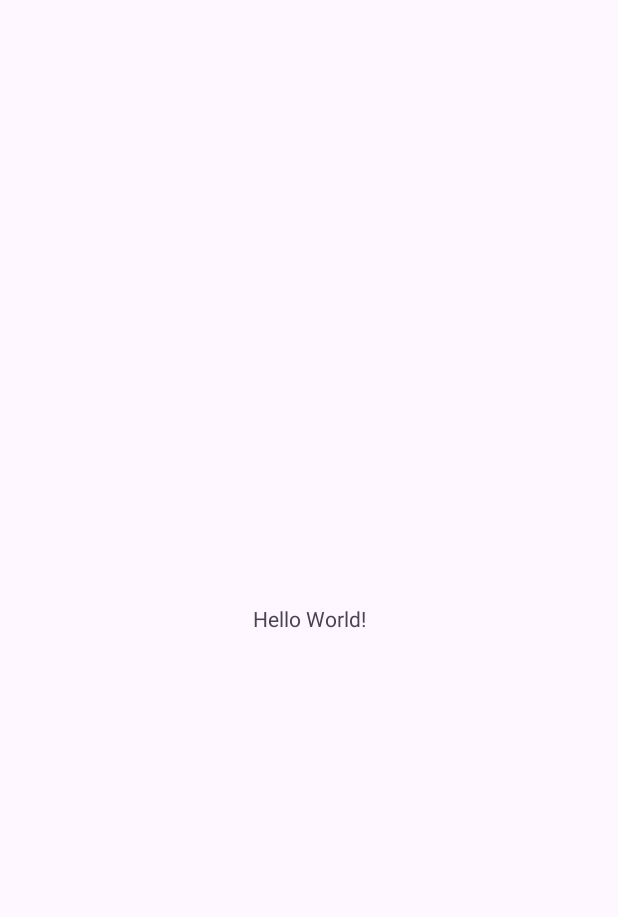
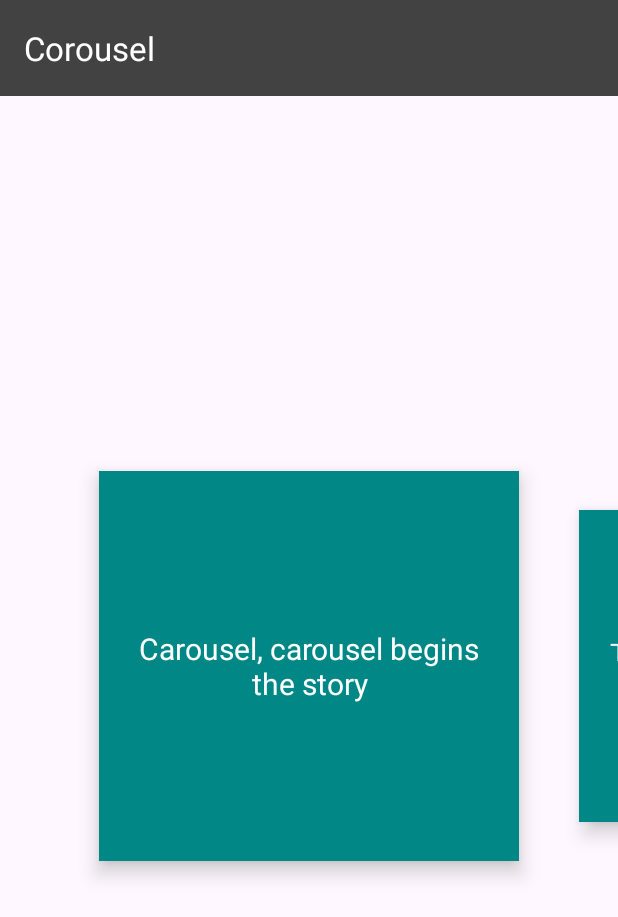
Before and after one commit to Stavici/Android-Software-Modules, an Android app: the screen it shows after launch (MainActivity), on a phone screen of 412 x 824 dp. Before the commit the part shown is almost empty. Shown: the top 917 px of the screen. Run offline under Robolectric (Android 15) with nearby library versions, the phone set to English and light mode, and no system bars.

Commit message:
feat carousel example code

```diff
--- a/app/build.gradle.kts
+++ b/app/build.gradle.kts
@@ -37,6 +37,8 @@ android {
 
 dependencies {
 
+    implementation ("androidx.viewpager2:viewpager2:1.0.0")
+
     implementation("androidx.core:core-ktx:1.9.0")
     implementation("androidx.appcompat:appcompat:1.6.1")
     implementation("com.google.android.material:material:1.10.0")
--- /dev/null
+++ b/app/src/main/java/com/example/androidsoftwaremodules/CarouselRVAdapter.kt
@@ -0,0 +1,28 @@
+package com.example.androidsoftwaremodules
+
+import android.view.LayoutInflater
+import android.view.View
+import android.view.ViewGroup
+import android.widget.TextView
+import androidx.recyclerview.widget.RecyclerView
+
+class CarouselRVAdapter(private val carouselDataList: ArrayList<String>) :
+    RecyclerView.Adapter<CarouselRVAdapter.CarouselItemViewHolder>() {
+
+    class CarouselItemViewHolder(view: View) : RecyclerView.ViewHolder(view)
+
+    override fun onCreateViewHolder(parent: ViewGroup, viewType: Int): CarouselItemViewHolder {
+        val viewHolder = LayoutInflater.from(parent.context).inflate(R.layout.item_carousel, parent, false)
+        return CarouselItemViewHolder(viewHolder)
+    }
+
+    override fun onBindViewHolder(holder: CarouselItemViewHolder, position: Int) {
+        val textView = holder.itemView.findViewById<TextView>(R.id.textView)
+        textView.text = carouselDataList[position]
+    }
+
+    override fun getItemCount(): Int {
+        return carouselDataList.size
+    }
+
+}
--- a/app/src/main/java/com/example/androidsoftwaremodules/MainActivity.kt
+++ b/app/src/main/java/com/example/androidsoftwaremodules/MainActivity.kt
@@ -1,11 +1,46 @@
 package com.example.androidsoftwaremodules
 
+import android.content.res.Resources
 import androidx.appcompat.app.AppCompatActivity
 import android.os.Bundle
+import androidx.recyclerview.widget.RecyclerView
+import androidx.viewpager2.widget.CompositePageTransformer
+import androidx.viewpager2.widget.MarginPageTransformer
+import androidx.viewpager2.widget.ViewPager2
+import java.lang.Math.abs
 
 class MainActivity : AppCompatActivity() {
     override fun onCreate(savedInstanceState: Bundle?) {
         super.onCreate(savedInstanceState)
         setContentView(R.layout.activity_main)
+
+
+        // Carousel Example
+        val viewPager = findViewById<ViewPager2>(R.id.view_pager)
+
+        viewPager.apply {
+            clipChildren = false  // No clipping the left and right items
+            clipToPadding = false  // Show the viewpager in full width without clipping the padding
+            offscreenPageLimit = 3  // Render the left and right items
+            (getChildAt(0) as RecyclerView).overScrollMode =
+                RecyclerView.OVER_SCROLL_NEVER // Remove the scroll effect
+        }
+
+        val demoData = arrayListOf(
+            "Carousel, carousel begins the story",
+            "These are fairy tales, songs and fun!",
+            "Carousel, carousel is a joy for us",
+            "Take a ride on our carousel!."
+        )
+
+        viewPager.adapter = CarouselRVAdapter(demoData)
+
+        val compositePageTransformer = CompositePageTransformer()
+        compositePageTransformer.addTransformer(MarginPageTransformer((40 * Resources.getSystem().displayMetrics.density).toInt()))
+        compositePageTransformer.addTransformer { page, position ->
+            val r = 1 - abs(position)
+            page.scaleY = (0.80f + r * 0.20f)
+        }
+        viewPager.setPageTransformer(compositePageTransformer)
     }
 }
--- a/app/src/main/res/layout/activity_main.xml
+++ b/app/src/main/res/layout/activity_main.xml
@@ -4,15 +4,30 @@
     xmlns:tools="http://schemas.android.com/tools"
     android:layout_width="match_parent"
     android:layout_height="match_parent"
+    android:clipChildren="false"
+    android:clipToPadding="false"
     tools:context=".MainActivity">
 
-    <TextView
-        android:layout_width="wrap_content"
+    <androidx.appcompat.widget.Toolbar
+        android:id="@+id/toolbar"
+        android:layout_width="match_parent"
         android:layout_height="wrap_content"
-        android:text="Hello World!"
-        app:layout_constraintBottom_toBottomOf="parent"
+        android:background="@color/cardview_dark_background"
         app:layout_constraintEnd_toEndOf="parent"
         app:layout_constraintStart_toStartOf="parent"
-        app:layout_constraintTop_toTopOf="parent" />
+        app:layout_constraintTop_toTopOf="parent"
+        app:title="Corousel"
+        app:titleTextColor="@color/white"
+        />
+
+    <androidx.viewpager2.widget.ViewPager2
+        android:id="@+id/view_pager"
+        android:layout_width="280dp"
+        android:layout_height="260dp"
+        app:layout_constraintEnd_toEndOf="parent"
+        app:layout_constraintStart_toStartOf="parent"
+        app:layout_constraintBottom_toBottomOf="parent"
+        app:layout_constraintTop_toBottomOf="@id/toolbar"/>
+
 
 </androidx.constraintlayout.widget.ConstraintLayout>
--- /dev/null
+++ b/app/src/main/res/layout/item_carousel.xml
@@ -0,0 +1,24 @@
+<?xml version="1.0" encoding="utf-8"?>
+<androidx.constraintlayout.widget.ConstraintLayout xmlns:android="http://schemas.android.com/apk/res/android"
+    android:layout_width="match_parent"
+    android:layout_height="match_parent"
+    xmlns:app="http://schemas.android.com/apk/res-auto"
+    android:background="@color/design_default_color_secondary_variant"
+    android:elevation="8dp">
+
+    <TextView
+        android:id="@+id/textView"
+        android:layout_width="match_parent"
+        android:layout_height="0dp"
+        android:gravity="center"
+        android:padding="20dp"
+        android:text="Сarousel, carousel is a joy for us"
+        android:textAlignment="center"
+        android:textColor="@color/white"
+        android:textSize="20dp"
+        app:layout_constraintBottom_toBottomOf="parent"
+        app:layout_constraintEnd_toEndOf="parent"
+        app:layout_constraintStart_toStartOf="parent"
+        app:layout_constraintTop_toTopOf="parent"/>
+
+</androidx.constraintlayout.widget.ConstraintLayout>
```
